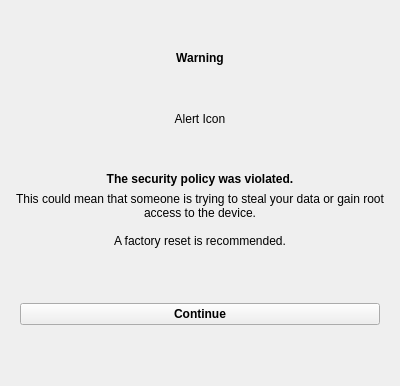
Quill-OS/quill, file alert.ui: the form before one commit.
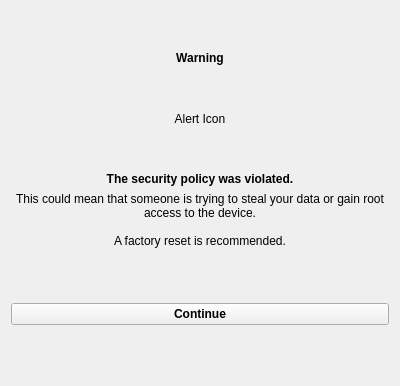
The form after the commit. The open tabs and pages were chosen to show the change.

Patch:
```diff
--- a/alert.ui
+++ b/alert.ui
@@ -166,6 +166,18 @@
        </widget>
        <widget class="QWidget" name="page_2">
         <layout class="QVBoxLayout" name="verticalLayout_3">
+         <property name="leftMargin">
+          <number>0</number>
+         </property>
+         <property name="topMargin">
+          <number>0</number>
+         </property>
+         <property name="rightMargin">
+          <number>0</number>
+         </property>
+         <property name="bottomMargin">
+          <number>0</number>
+         </property>
          <item>
           <layout class="QGridLayout" name="gridLayout_3">
            <item row="0" column="0">
```
